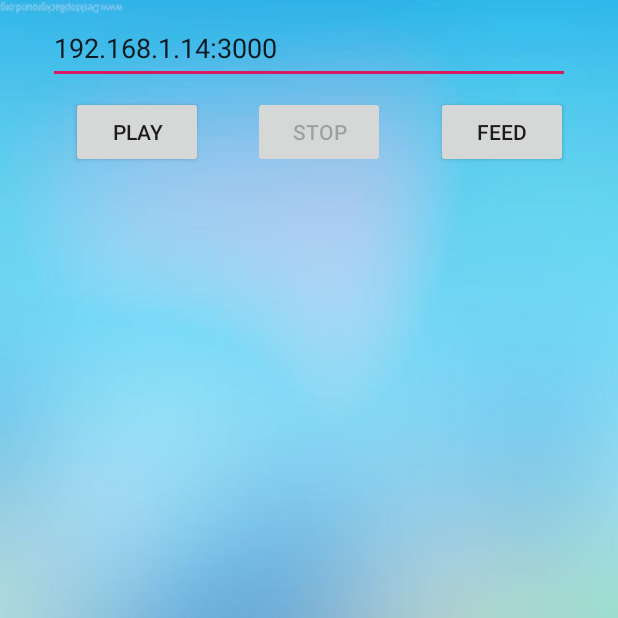
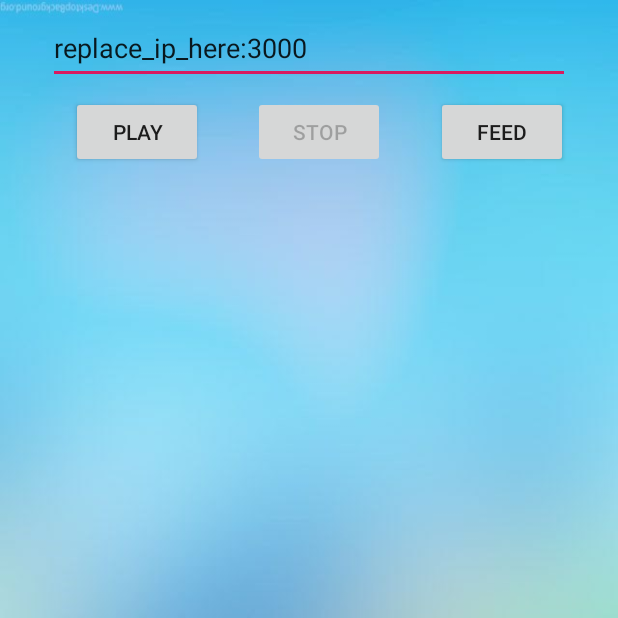
Before and after one commit to DatPham123/MyApplication, an Android app: the screen it shows after launch (MainActivity), on a phone screen of 412 x 824 dp, the top half of it. Run offline under Robolectric (Android 15) with nearby library versions, the phone set to English and light mode, and no system bars.

Commit message:
final product for IoT App

```diff
--- a/app/src/main/java/edu/uco/dpham9/myapplication/MainActivity.java
+++ b/app/src/main/java/edu/uco/dpham9/myapplication/MainActivity.java
@@ -33,10 +33,6 @@ public class MainActivity extends AppCompatActivity {
     public static String CMD = "0";
 
 
-    //String vidConnection = "http://192.168.1.12:3000";
-    //String vidConnection = "http://techslides.com/demos/sample-videos/small.webm";
-
-
     @Override
     protected void onCreate(Bundle savedInstanceState) {
         super.onCreate(savedInstanceState);
@@ -67,7 +63,7 @@ public class MainActivity extends AppCompatActivity {
         playBtn.setOnClickListener(new View.OnClickListener() {
             @Override
             public void onClick(View v) {
-                webView.loadUrl("http://192.168.1.14:8000/stream.mp4");
+                webView.loadUrl("Replace_IP_HERE:8000/stream.mp4");
                 webView.setVisibility(View.VISIBLE);
                 playBtn.setEnabled(false);
                 stopBtn.setEnabled(true);
--- a/app/src/main/res/layout/activity_main.xml
+++ b/app/src/main/res/layout/activity_main.xml
@@ -17,7 +17,7 @@
         android:layout_marginEnd="8dp"
         android:ems="10"
         android:inputType="textPersonName"
-        android:text="192.168.1.14:3000"
+        android:text="replace_ip_here:3000"
         app:layout_constraintEnd_toEndOf="parent"
         app:layout_constraintStart_toStartOf="parent"
         app:layout_constraintTop_toTopOf="parent" />
@@ -55,7 +55,7 @@
     <WebView
         android:id="@+id/id_web_view"
         android:layout_width="395dp"
-        android:layout_height="426dp"
+        android:layout_height="307dp"
         android:layout_marginStart="8dp"
         android:layout_marginTop="8dp"
         android:layout_marginEnd="8dp"
```
